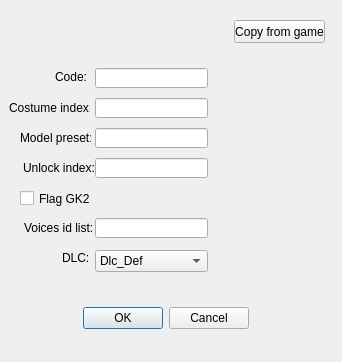
The window that sloteditdialog.ui (HAWGT/xv2ins_common) describes before a commit, drawn with Qt 5.
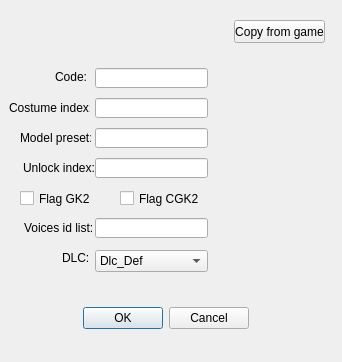
The same window after the commit.

```diff
--- a/sloteditdialog.ui
+++ b/sloteditdialog.ui
@@ -305,6 +305,24 @@
      <string>Dlc_16</string>
     </property>
    </item>
+   <item>
+    <property name="text">
+     <string>Dlc_17</string>
+    </property>
+   </item>
+  </widget>
+  <widget class="QCheckBox" name="cgk2Check">
+   <property name="geometry">
+    <rect>
+     <x>120</x>
+     <y>190</y>
+     <width>91</width>
+     <height>17</height>
+    </rect>
+   </property>
+   <property name="text">
+    <string>Flag CGK2</string>
+   </property>
   </widget>
  </widget>
  <resources/>
```
